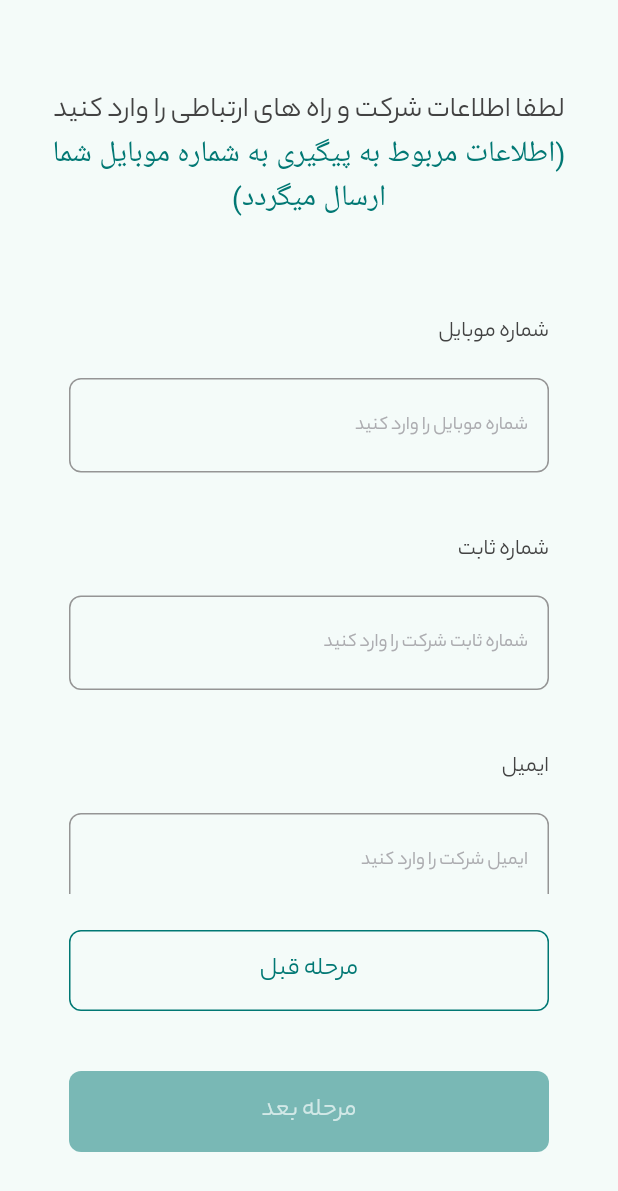
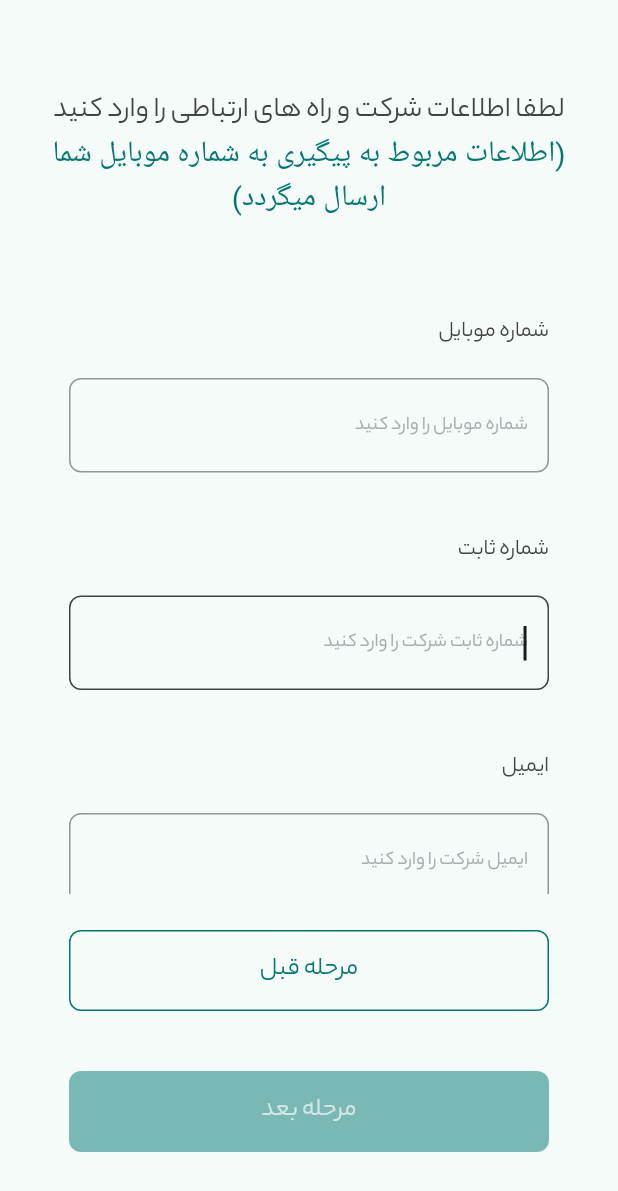
Before and after one commit to P-B1101/scf-auth, a Flutter app: the ContactInfoWidget widget shown alone on an empty page, opened directly, on a phone screen of 412 x 824 dp. Shown: the top 1191 px of the screen. Run offline on Flutter 3.47's test engine with Material 2 defaults, Android fonts, the phone set to English and light mode, and no system bars; our stand-ins replace auto_route, bloc, bloc_concurrency, dartz, equatable, file_picker and 12 more; missing offline and left inert: animation_wrappers, curl_generator, encrypt, persian_number_utility; accounts and stored records are empty; generated files the repository leaves out were written again; statements that could not run were skipped.

```diff
--- a/lib/core/components/input/m_input_widget.dart
+++ b/lib/core/components/input/m_input_widget.dart
@@ -169,7 +169,8 @@ class MInputWidget extends StatelessWidget {
                             if (maxLength != null &&
                                 value.length >= maxLength! &&
                                 closeKeyboardOnFinish) {
-                              focusNode.unfocus();
+                              final focus = FocusScope.of(context);
+                              focus.nextFocus();
                             }
                           },
                           buildCounter: (
--- a/lib/feature/registration/presentation/cubit/registration_controller_state.dart
+++ b/lib/feature/registration/presentation/cubit/registration_controller_state.dart
@@ -329,15 +329,19 @@ class RegistrationControllerState extends Equatable {
   bool get invalidProfitAndLossStatement => profitAndLossStatement == null;
 
   bool get invalidOtherDocuments =>
-      otherDocuments.any((element) => element == null) ||
-      invalidOtherDocumentsTitle ||
-      invalidOtherDocumentsFile;
+      otherDocuments.length > 1 &&
+      (otherDocuments.any((element) => element == null) ||
+          invalidOtherDocumentsTitle ||
+          invalidOtherDocumentsFile);
 
   bool get invalidOtherDocumentsTitle =>
-      otherDocuments.any((element) => element == null || element.invalidTitle);
+      otherDocuments.length > 1 &&
+      (otherDocuments
+          .any((element) => element == null || element.invalidTitle));
 
   bool get invalidOtherDocumentsFile =>
-      otherDocuments.any((element) => element == null || element.invalidFile);
+      otherDocuments.length > 1 &&
+      (otherDocuments.any((element) => element == null || element.invalidFile));
 
   bool get canAddOtherDocuments => otherDocuments.length < 5;
 
--- a/lib/feature/registration/presentation/widget/contact_info/contact_info_widget.dart
+++ b/lib/feature/registration/presentation/widget/contact_info/contact_info_widget.dart
@@ -45,6 +45,9 @@ class _ContactInfoWidgetState extends State<ContactInfoWidget> {
     _phoneController.text = state.phoneNumber;
     _emailController.text = state.email;
     _websiteController.text = state.website;
+    WidgetsBinding.instance.addPostFrameCallback((timeStamp) {
+      _phoneNode.requestFocus();
+    });
   }
 
   @override
@@ -135,7 +138,8 @@ class _ContactInfoWidgetState extends State<ContactInfoWidget> {
       );
 
   Widget get _inputListWidget => Builder(
-        builder: (context) => Wrap(
+        builder: (context) => FocusTraversalGroup(
+          child: Wrap(
             spacing: 86,
             runSpacing: 40,
             children: [
@@ -144,6 +148,7 @@ class _ContactInfoWidgetState extends State<ContactInfoWidget> {
               _emailWidget,
               _websiteWidget,
             ],
+          ),
         ),
       );
 
--- a/lib/feature/registration/presentation/widget/documents_upload/documents_upload_widget.dart
+++ b/lib/feature/registration/presentation/widget/documents_upload/documents_upload_widget.dart
@@ -234,7 +234,8 @@ class _DocumentsUploadWidgetState extends State<DocumentsUploadWidget> {
         builder: (context, state) {
           final items = state.otherDocuments;
           final length = items.length;
-          return Column(
+          return FocusTraversalGroup(
+            child: Column(
               children: List.generate(
                 length,
                 (index) => Padding(
@@ -283,6 +284,7 @@ class _DocumentsUploadWidgetState extends State<DocumentsUploadWidget> {
                             .read<RegistrationControllerCubit>()
                             .deleteOtherDocument(index)
                         : null,
+                  ),
                 ),
               ),
             ),
--- a/lib/feature/registration/presentation/widget/management_introduction/management_introduction_widget.dart
+++ b/lib/feature/registration/presentation/widget/management_introduction/management_introduction_widget.dart
@@ -85,13 +85,15 @@ class _ManagementIntroductionWidgetState
       );
 
   Widget get _inputListWidget => Builder(
-        builder: (context) => Wrap(
+        builder: (context) => FocusTraversalGroup(
+          child: Wrap(
             spacing: 86,
             runSpacing: 40,
             children: [
               _ceoWidget,
               _boardMemberListWidget,
             ],
+          ),
         ),
       );
 
@@ -101,6 +103,7 @@ class _ManagementIntroductionWidgetState
             (previous.ceoInfo != current.ceoInfo) ||
             previous.showError != current.showError,
         builder: (context, state) => NameNationalCodeFieldWidget(
+          requestFocus: true,
           onNameChange:
               context.read<RegistrationControllerCubit>().updateCeoName,
           onNationalCodeChange:
--- a/lib/feature/registration/presentation/widget/management_introduction/name_national_code_field.dart
+++ b/lib/feature/registration/presentation/widget/management_introduction/name_national_code_field.dart
@@ -17,6 +17,7 @@ class NameNationalCodeFieldWidget extends StatefulWidget {
   final String? nameError;
   final String? nationalCodeError;
   final Function()? onDeleteFieldClick;
+  final bool requestFocus;
   const NameNationalCodeFieldWidget({
     super.key,
     required this.onNameChange,
@@ -27,6 +28,7 @@ class NameNationalCodeFieldWidget extends StatefulWidget {
     required this.nameLabel,
     required this.nationalCodeHint,
     required this.nationalCodeLabel,
+    this.requestFocus = false,
     this.nameError,
     this.nationalCodeError,
     this.onDeleteFieldClick,
@@ -49,6 +51,9 @@ class _NameNationalCodeFieldWidgetState
     super.initState();
     _nameController.text = widget.name;
     _nationalCodeController.text = widget.nationalCode;
+    WidgetsBinding.instance.addPostFrameCallback((timeStamp) {
+      if (widget.requestFocus) _nameNode.requestFocus();
+    });
   }
 
   @override
--- a/lib/feature/registration/presentation/widget/suggested_company/suggested_company_info_widget.dart
+++ b/lib/feature/registration/presentation/widget/suggested_company/suggested_company_info_widget.dart
@@ -24,6 +24,7 @@ class SuggestedCompanyInfoWidget extends StatefulWidget {
   final IntChangeListener onFinancialInteractionChange;
   final Function()? onDeleteClick;
   final bool hasDivider;
+  final bool requestFocus;
 
   const SuggestedCompanyInfoWidget({
     super.key,
@@ -38,6 +39,7 @@ class SuggestedCompanyInfoWidget extends StatefulWidget {
     required this.nameError,
     required this.hasDivider,
     required this.onDeleteClick,
+    this.requestFocus = false,
   });
 
   @override
@@ -62,6 +64,9 @@ class _SuggestedCompanyInfoWidgetState
     _economicIdController.text = widget.economicId;
     _financialInteractionController.text =
         widget.financialInteraction?.toString() ?? '';
+    WidgetsBinding.instance.addPostFrameCallback((timeStamp) {
+      if (widget.requestFocus) _nameNode.requestFocus();
+    });
   }
 
   @override
--- a/lib/l10n/app_fa.arb
+++ b/lib/l10n/app_fa.arb
@@ -80,7 +80,7 @@
     "empty_other_document_error": "بارگذاری $0 اجباری است",
     "file_extension_failure_message": "امکان بارگذاری فایل از نوع $0 وجود ندارد. تنها فرمت های مجاز $1 می باشد",
     "file_size_failure_message": "امکان بارگذاری فایل با حجم $0 وجود ندارد. حداکثر حجم مجاز بارگذاری، $1 می باشد",
-    "suggested_company_title": "لطفا اطلاعات مربوط به بنگاه مورد نظر خود را وارد کنید",
+    "suggested_company_title": "لطفا اطلاعات مربوط به بنگاه هایی که با آنها تعامل مالی دارید را وارد کنید",
     "suggested_company_name_hint": "نام بنگاه را وارد کنید",
     "suggested_company_name_label": "نام بنگاه",
     "company_economic_id": "کد اقتصادی بنگاه",
```
Also changed, not shown: lib/feature/registration/presentation/widget/company_introduction/company_introduction_widget.dart (+11 -2 lines), lib/feature/registration/presentation/widget/suggested_company/suggested_company_widget.dart (+8 -3 lines). Lines whose indentation alone changed are shown as unchanged.
